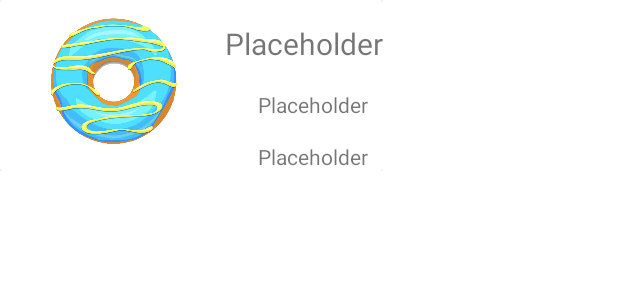
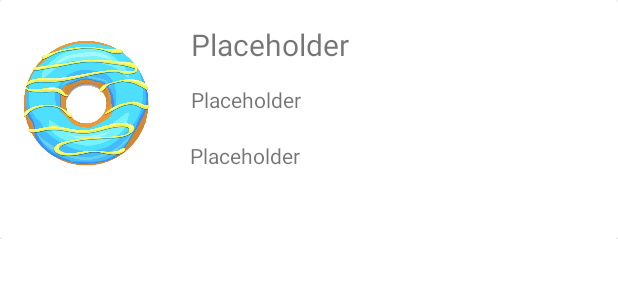
Before and after one commit to NandanTadi/RUPizzeriaMobile, an Android app: the layout pizza_row.xml on its own in the app's theme, with its tools: preview values and no code run, on a phone screen of 412 x 824 dp. Shown: the top 300 px of the screen. Run offline under Robolectric (Android 15) with nearby library versions, the phone set to English and light mode, and no system bars.

Commit message:
descriptions and ui edits

```diff
--- a/app/src/main/java/com/project5/rupizzeriamobile/CurrentOrdersActivity.java
+++ b/app/src/main/java/com/project5/rupizzeriamobile/CurrentOrdersActivity.java
@@ -13,7 +13,9 @@ import android.widget.Toast;
 import androidx.appcompat.app.AlertDialog;
 import androidx.appcompat.app.AppCompatActivity;
 
+import java.util.ArrayList;
 import java.util.HashMap;
+import java.util.stream.Collectors;
 
 public class CurrentOrdersActivity extends AppCompatActivity implements AdapterView.OnItemClickListener{
     private ListView listview;
@@ -30,7 +32,8 @@ public class CurrentOrdersActivity extends AppCompatActivity implements AdapterV
     protected void onCreate(Bundle savedInstanceState) {
         super.onCreate(savedInstanceState);
         setContentView(R.layout.current_activity);
-        adapter = new ArrayAdapter<Object>(this, android.R.layout.simple_list_item_1, MainActivity.pizzas.toArray());
+        adapter = new ArrayAdapter<Object>(this, android.R.layout.simple_list_item_1,
+                MainActivity.pizzas.stream().map(x -> x.toString("")).collect(Collectors.toList()));
         listview = findViewById(R.id.current_order_list);
         listview.setOnItemClickListener(this); //register the listener for an OnItemClick event.
         listview.setAdapter(adapter);
@@ -67,6 +70,8 @@ public class CurrentOrdersActivity extends AppCompatActivity implements AdapterV
                 MainActivity.pizzas.remove(i);
                 System.out.println(MainActivity.pizzas);
                 Toast.makeText(getApplicationContext(), "Successfully Removed!", Toast.LENGTH_LONG).show();
+                Intent intent = new Intent(CurrentOrdersActivity.this, CurrentOrdersActivity.class);
+                startActivity(intent);
             }
         }).setNegativeButton("no", new DialogInterface.OnClickListener() {
             public void onClick(DialogInterface dialog, int which) {
--- a/app/src/main/java/com/project5/rupizzeriamobile/StoreOrdersActivity.java
+++ b/app/src/main/java/com/project5/rupizzeriamobile/StoreOrdersActivity.java
@@ -24,7 +24,6 @@ public class StoreOrdersActivity extends AppCompatActivity implements AdapterVie
      * Initial setup for the Views and the adapter for the ListView
      * @param savedInstanceState
      */
-    @SuppressLint("MissingInflatedId")
     @Override
     protected void onCreate(Bundle savedInstanceState) {
         super.onCreate(savedInstanceState);
--- a/app/src/main/res/layout/pizza_row.xml
+++ b/app/src/main/res/layout/pizza_row.xml
@@ -15,47 +15,52 @@
         app:layout_constraintTop_toTopOf="parent">
 
         <androidx.constraintlayout.widget.ConstraintLayout
-            android:layout_width="match_parent"
+            android:layout_width="414dp"
             android:layout_height="match_parent">
+
+            <ImageView
+                android:id="@+id/pizza_image"
+                android:layout_width="113dp"
+                android:layout_height="143dp"
+                app:layout_constraintBottom_toBottomOf="parent"
+                app:layout_constraintStart_toStartOf="parent"
+                app:layout_constraintTop_toTopOf="parent"
+                app:layout_constraintVertical_bias="0.0"
+                tools:srcCompat="@drawable/donutmainmenuimage" />
 
             <TextView
                 android:id="@+id/pizza_name"
                 android:layout_width="wrap_content"
                 android:layout_height="wrap_content"
-                android:layout_marginStart="150dp"
-                android:layout_marginTop="15dp"
+                android:layout_marginStart="14dp"
+                android:layout_marginTop="16dp"
                 android:text="Placeholder"
                 android:textSize="20sp"
-                app:layout_constraintStart_toStartOf="parent"
+                app:layout_constraintStart_toEndOf="@+id/pizza_image"
                 app:layout_constraintTop_toTopOf="parent" />
-
-            <ImageView
-                android:id="@+id/pizza_image"
-                android:layout_width="0dp"
-                android:layout_height="0dp"
-                app:layout_constraintBottom_toBottomOf="parent"
-                app:layout_constraintEnd_toStartOf="@+id/pizza_name"
-                app:layout_constraintStart_toStartOf="parent"
-                app:layout_constraintTop_toTopOf="parent"
-                tools:srcCompat="@drawable/donutmainmenuimage" />
 
             <TextView
                 android:id="@+id/pizza_crust"
                 android:layout_width="wrap_content"
                 android:layout_height="wrap_content"
-                android:layout_marginStart="22dp"
-                android:layout_marginTop="17dp"
+                android:layout_marginStart="14dp"
+                android:layout_marginTop="13dp"
                 android:text="Placeholder"
                 app:layout_constraintStart_toEndOf="@+id/pizza_image"
                 app:layout_constraintTop_toBottomOf="@+id/pizza_name" />
 
             <TextView
                 android:id="@+id/pizza_toppings"
-                android:layout_width="wrap_content"
-                android:layout_height="wrap_content"
-                android:layout_marginStart="22dp"
-                android:layout_marginTop="15dp"
+                android:layout_width="274dp"
+                android:layout_height="55dp"
+                android:layout_marginStart="14dp"
+                android:layout_marginTop="18dp"
+                android:layout_marginEnd="14dp"
+                android:layout_marginBottom="10dp"
+                android:autoSizeMinTextSize="8px"
                 android:text="Placeholder"
+                app:layout_constraintBottom_toBottomOf="parent"
+                app:layout_constraintEnd_toEndOf="parent"
                 app:layout_constraintStart_toEndOf="@+id/pizza_image"
                 app:layout_constraintTop_toBottomOf="@+id/pizza_crust" />
 
```
